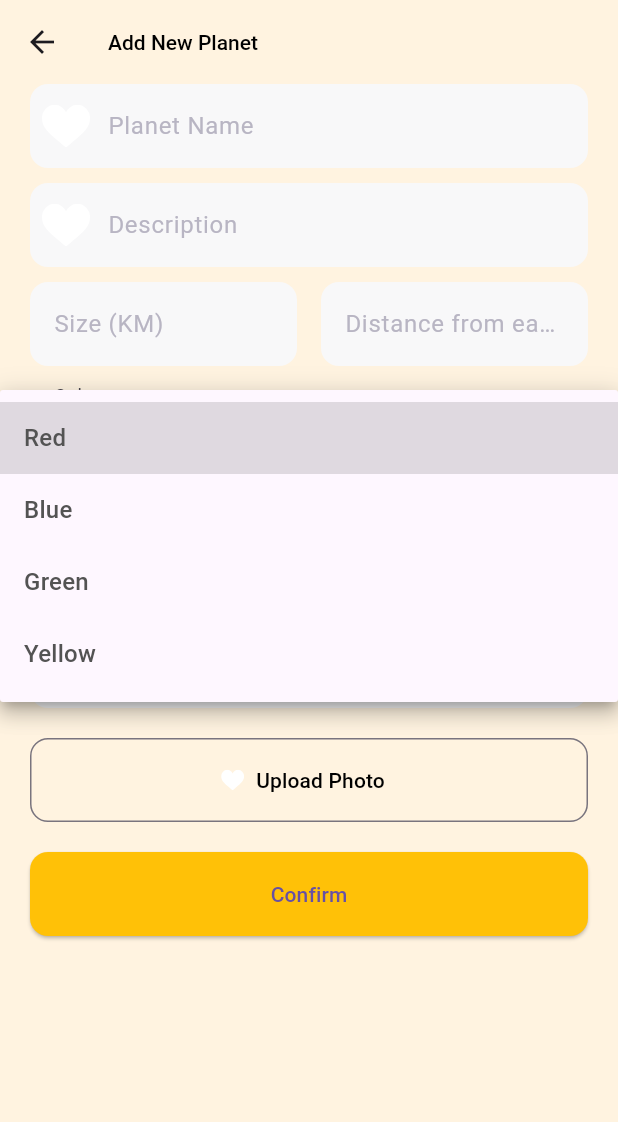
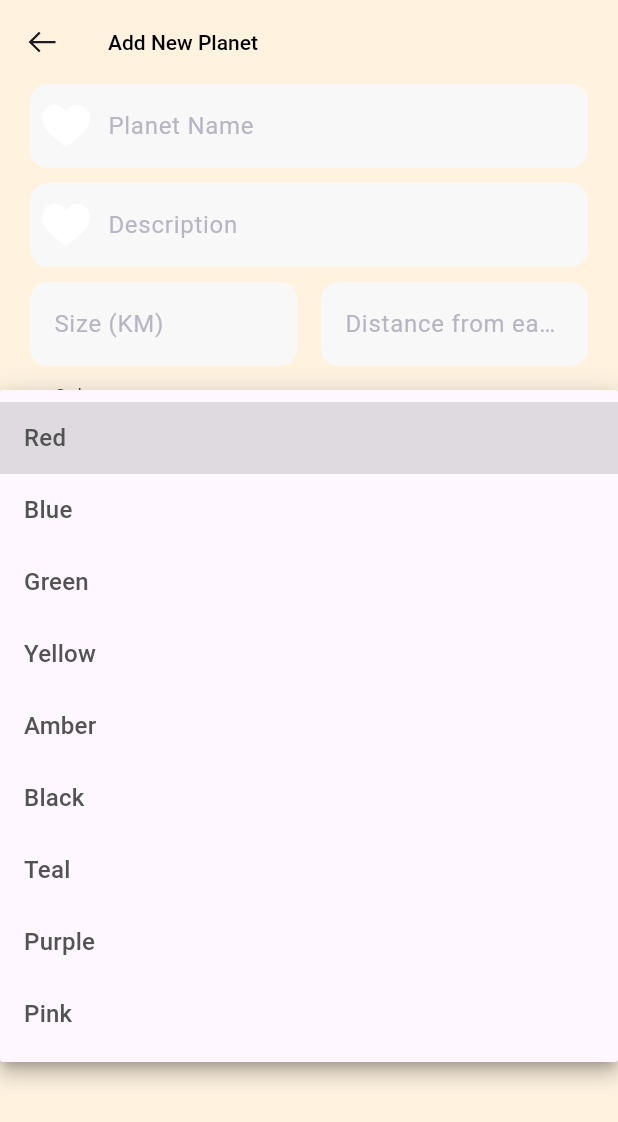
Before and after one commit to CubeMora/Deneb, a Flutter app: the AddNewPlanetScreen screen opened by its route, after a tap on "Red", on a phone screen of 412 x 824 dp. Shown: the top 1122 px of the screen. Run offline on Flutter 3.47's test engine with Material 3 defaults, Android fonts, the phone set to English and light mode, and no system bars; our stand-ins replace cached_network_image, extended_image, flutter_animate, flutter_svg, google_nav_bar, image_picker and 3 more; missing offline and left inert: shaky_animated_listview; accounts and stored records are empty; generated files the repository leaves out were written again; project files that could hold a hidden picture were left out.

Commit message:
Dynamic gradient color on details, added behaviour on closing the form screen

```diff
--- a/lib/src/pages/details/components/characteristics.dart
+++ b/lib/src/pages/details/components/characteristics.dart
@@ -80,6 +80,8 @@ class Characteristics extends StatelessWidget {
                     ),
                   ),
                   Text(celestialBody.type),
+                  Spacer(),
+                  Text("Distance from earth: ${celestialBody.distanceFromEarth} KM")
               ],
             ),
       ],
--- a/lib/src/pages/details/components/custom_painter.dart
+++ b/lib/src/pages/details/components/custom_painter.dart
@@ -3,7 +3,9 @@ import 'dart:ui' as ui;
 import 'package:flutter/material.dart';
 
 class RPSCustomPainter extends CustomPainter{
+  final Color gradientColor;
 
+  RPSCustomPainter({super.repaint, required this.gradientColor});
   @override
   void paint(Canvas canvas, Size size) {
 
@@ -17,7 +19,7 @@ class RPSCustomPainter extends CustomPainter{
       ..strokeWidth = size.width*0.00
       ..strokeCap = StrokeCap.butt
       ..strokeJoin = StrokeJoin.miter;
-    paint_fill_1.shader = ui.Gradient.linear(Offset(size.width*0.50,size.height*-0.00),Offset(size.width*0.50,size.height*0.39),[Color(0xffdf4143),Color(0xffffeeee)],[0.00,1.00]);
+    paint_fill_1.shader = ui.Gradient.linear(Offset(size.width*0.50,size.height*-0.00),Offset(size.width*0.50,size.height*0.39),[gradientColor,Color(0xffffeeee)],[0.00,1.00]);
 
     Path path_1 = Path();
     path_1.moveTo(size.width*-0.0061000,size.height*0.1660167);
--- a/lib/src/pages/details/details_screen.dart
+++ b/lib/src/pages/details/details_screen.dart
@@ -3,8 +3,6 @@ import 'package:flutter/material.dart';
 import 'package:flutter_animate/flutter_animate.dart';
 import 'package:flutter_app_astronomy/src/pages/details/celestial_bodies_image_grid.dart';
 import 'package:flutter_app_astronomy/src/pages/details/components/custom_painter.dart';
-import 'package:flutter_app_astronomy/src/pages/details/components/svg_icon.dart';
-import 'package:flutter_app_astronomy/src/settings/constants/image_constant.dart';
 import 'package:flutter_svg/svg.dart';
 
 import 'package:flutter_app_astronomy/src/models/celestial_body.dart';
@@ -204,7 +202,7 @@ class _DetailsScreenState extends State<DetailsScreen>
                         MediaQuery.of(context).size.width,
                         ((MediaQuery.of(context).size.height) + 150)
                             .toDouble()),
-                    painter: RPSCustomPainter(),
+                    painter: RPSCustomPainter(gradientColor:  widget.celestialBody.color),
                   ).animate()
                           .fadeIn(duration: const Duration(milliseconds: 600))
                           .moveY(begin: -100, curve: Curves.ease),
--- a/lib/src/pages/forms/planets_form.dart
+++ b/lib/src/pages/forms/planets_form.dart
@@ -5,6 +5,7 @@ import 'package:flutter_app_astronomy/src/services/image_picker.dart';
 import 'package:flutter_app_astronomy/src/services/db_helper.dart';
 import 'package:flutter_app_astronomy/src/models/celestial_body.dart';
 import 'package:flutter_app_astronomy/src/settings/constants/image_constant.dart';
+import 'package:line_icons/line_icons.dart';
 
 final _formKey = GlobalKey<FormState>();
 
@@ -25,14 +26,19 @@ class _AddNewPlanetScreenState extends State<AddNewPlanetScreen> {
     Colors.red,
     Colors.blue,
     Colors.green,
-    Colors.yellow
+    Colors.yellow,
+    Colors.amber,
+    Colors.black,
+    Colors.teal,
+    Colors.deepPurple,
+    Colors.pink
   ];
-  final List<String> majorityNatureOptions = ['Rock', 'Gas', 'Ice'];
-  final List<String> typeOptions = ['Rocky', 'Gas Giant', 'Ice Giant'];
+  final List<String> majorityNatureOptions = ['Rock', 'Gas', 'Liquid', 'Solid'];
+  final List<String> typeOptions = ['System', 'Star', 'Planet', 'Asteroid', 'Comet' , 'Moon', 'Unknown'];
 
   Color selectedColor = Colors.red; // Default color
   String selectedMajorityNature = 'Rock'; // Default majorityNature
-  String selectedType = 'Rocky'; // Default type
+  String selectedType = 'Planet'; // Default type
   String selectedColorName = 'Red'; // Set a default color name
   String? selectedImagePath;
 
@@ -45,6 +51,16 @@ class _AddNewPlanetScreenState extends State<AddNewPlanetScreen> {
       return 'Green';
     } else if (color == Colors.yellow) {
       return 'Yellow';
+    } else if (color == Colors.amber) {
+      return 'Amber';
+    } else if (color == Colors.black) {
+      return 'Black';
+    } else if (color == Colors.teal) {
+      return 'Teal';
+    } else if (color == Colors.deepPurple) {
+      return 'Purple';
+    } else if (color == Colors.pink) {
+      return 'Pink';
     } else {
       // Handle other colors as needed
       return 'Unknown';
@@ -53,11 +69,15 @@ class _AddNewPlanetScreenState extends State<AddNewPlanetScreen> {
 
   @override
   Widget build(BuildContext context) {
-    return Scaffold(
+    return WillPopScope(
+      onWillPop: () async {Navigator.pushNamedAndRemoveUntil(context, '/home', (route) => false); return false;},
+      child: Scaffold(
+        resizeToAvoidBottomInset: false,
         backgroundColor: Colors.orange[50],
         appBar: AppBar(
           title: Text("Add New Planet"),
           backgroundColor: Colors.orange[50],
+          leading: IconButton(onPressed: () => Navigator.pushNamedAndRemoveUntil(context, '/home', (route) => false), icon: const Icon(LineIcons.arrowLeft)),
         ),
         body: Padding(
           padding: const EdgeInsets.symmetric(horizontal: 20),
@@ -268,6 +288,7 @@ class _AddNewPlanetScreenState extends State<AddNewPlanetScreen> {
             ],
           ),
         ),
+      ),
     );
   }
 }
--- a/lib/src/services/local_data.dart
+++ b/lib/src/services/local_data.dart
@@ -2,13 +2,13 @@ import 'package:flutter/material.dart';
 import 'package:flutter_app_astronomy/src/models/celestial_body.dart';
 import 'package:flutter_app_astronomy/src/services/db_helper.dart';
 import 'package:flutter_app_astronomy/src/settings/constants/image_constant.dart';
-import 'package:flutter_app_astronomy/src/services/db_helper.dart';
+
 
 class LocalData {
-
   Future<List<CelestialBody>> get celestialBodyList async {
     final db = await DBHelper.database();
     final List<Map<String, dynamic>> maps = await db.query('celestial_bodies');
+    await Future.delayed(const Duration(seconds: 1));
     return List.generate(maps.length, (i) {
       return CelestialBody.fromMap(maps[i]);
     });
@@ -16,9 +16,36 @@ class LocalData {
 
   Future<void> insertDefaultCelestialBodies() async {
     List<CelestialBody> celestialBodyList2 = [
-    CelestialBody(id: 1, name: "Mars", description: "Rocky red thingy", image: ImageConstant.imgCard,type: "Planet", majorityNature: "Rock", size: 1213132, distanceFromEarth: 1, color: Colors.orange),
-    CelestialBody(id: 2, name: "Luna", description: "Cheesy", type: "Moon", image: ImageConstant.gifKram,majorityNature: "Gas", size: 10, distanceFromEarth: 0.1, color: Colors.lightBlue),
-    CelestialBody(id: 3, name: "Venus", description: "Earth element related for some reason", image: ImageConstant.imgChochi ,type: "Comet", majorityNature: "Liquid", size: 1000.3, distanceFromEarth: 23, color: Colors.lightGreen)
+      CelestialBody(
+          id: 1,
+          name: "Mars",
+          description: "Rocky red thingy",
+          image: ImageConstant.imgCard,
+          type: "Planet",
+          majorityNature: "Rock",
+          size: 1213132,
+          distanceFromEarth: 1,
+          color: Colors.orange),
+      CelestialBody(
+          id: 2,
+          name: "Luna",
+          description: "Cheesy",
+          type: "Moon",
+          image: ImageConstant.gifKram,
+          majorityNature: "Gas",
+          size: 10,
+          distanceFromEarth: 0.1,
+          color: Colors.lightBlue),
+      CelestialBody(
+          id: 3,
+          name: "Venus",
+          description: "Earth element related for some reason",
+          image: ImageConstant.imgChochi,
+          type: "Comet",
+          majorityNature: "Liquid",
+          size: 1000.3,
+          distanceFromEarth: 23,
+          color: Colors.lightGreen)
     ];
 
     for (CelestialBody celestialBody in celestialBodyList2) {
@@ -27,10 +54,35 @@ class LocalData {
   }
 
   List<CelestialBody> celestialBodyListForSection = [
-    CelestialBody(id: 1, name: "Mars", description: "Rocky red thingy", image: ImageConstant.imgCard,type: "Planet", majorityNature: "Rock", size: 1213132, distanceFromEarth: 1, color: Colors.orange),
-    CelestialBody(id: 2, name: "Luna", description: "Cheesy", type: "Moon", image: ImageConstant.gifKram,majorityNature: "Gas", size: 10, distanceFromEarth: 0.1, color: Colors.lightBlue),
-    CelestialBody(id: 3, name: "Venus", description: "Earth element related for some reason", image: ImageConstant.imgChochi ,type: "Comet", majorityNature: "Liquid", size: 1000.3, distanceFromEarth: 23, color: Colors.lightGreen)
+    CelestialBody(
+        id: 1,
+        name: "Mars",
+        description: "Rocky red thingy",
+        image: ImageConstant.imgCard,
+        type: "Planet",
+        majorityNature: "Rock",
+        size: 1213132,
+        distanceFromEarth: 1,
+        color: Colors.orange),
+    CelestialBody(
+        id: 2,
+        name: "Luna",
+        description: "Cheesy",
+        type: "Moon",
+        image: ImageConstant.gifKram,
+        majorityNature: "Gas",
+        size: 10,
+        distanceFromEarth: 0.1,
+        color: Colors.lightBlue),
+    CelestialBody(
+        id: 3,
+        name: "Venus",
+        description: "Earth element related for some reason",
+        image: ImageConstant.imgChochi,
+        type: "Comet",
+        majorityNature: "Liquid",
+        size: 1000.3,
+        distanceFromEarth: 23,
+        color: Colors.lightGreen)
   ];
-
-
 }
```
Lines whose indentation alone changed are shown as unchanged.
